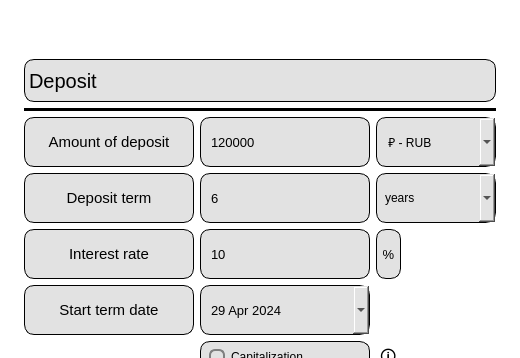
kossadda/C7_s21_SmartCalc, file src/s21_frontend/s21_deposit.ui: the form before one commit; both pictures show x 0 to 520 and y 0 to 358 of the 520 by 600 pixel window.
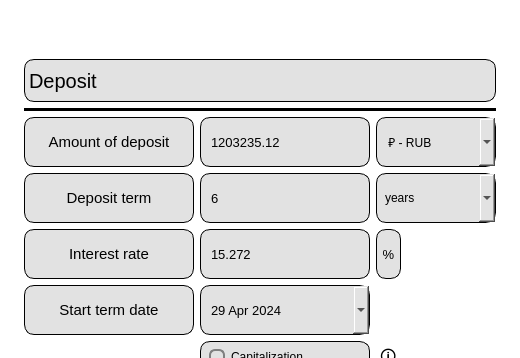
The form after the commit. Icons and pictures are not drawn.

```diff
--- a/src/s21_frontend/s21_deposit.ui
+++ b/src/s21_frontend/s21_deposit.ui
@@ -356,7 +356,7 @@
 }</string>
         </property>
         <property name="text">
-         <string>120000</string>
+         <string>1203235.12</string>
         </property>
         <property name="placeholderText">
          <string/>
@@ -398,7 +398,7 @@
 }</string>
         </property>
         <property name="text">
-         <string>10</string>
+         <string>15.272</string>
         </property>
         <property name="placeholderText">
          <string/>
```
Left out of the diff: 4 changed lines with no effect on the pictures.
